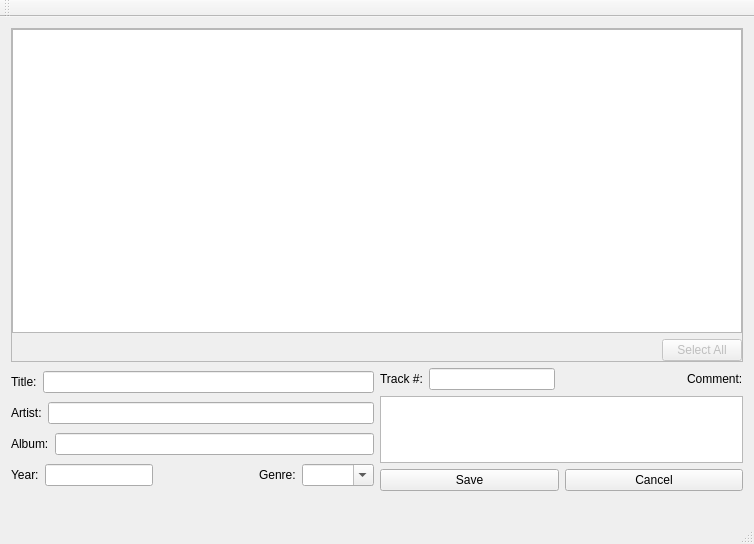
This is src/mainwindow.ui in DOOMer/qtagger as Qt 5 draws it before an edit. The edited form follows.
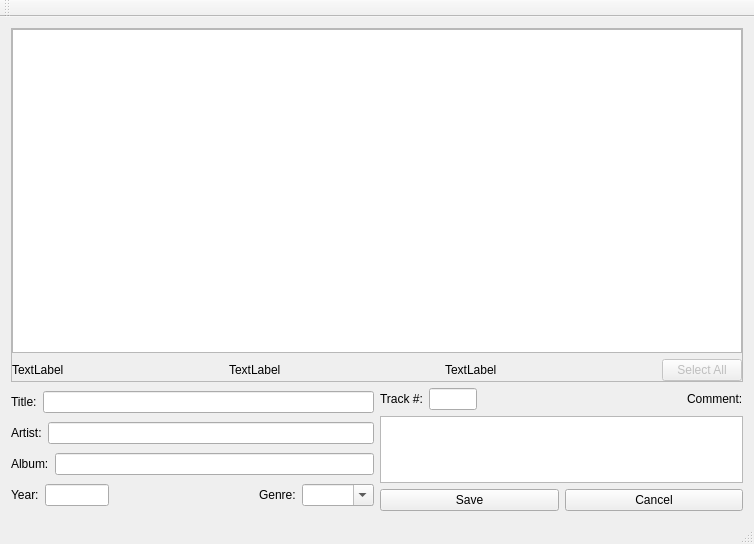
This is the edited form.

Commit message: moved bitrate/smaplerate/time labels to  ubder tracklist

```diff
--- a/src/mainwindow.ui
+++ b/src/mainwindow.ui
@@ -72,6 +72,33 @@
        </item>
        <item>
         <layout class="QHBoxLayout" name="horizontalLayout_9">
+         <item>
+          <widget class="QLabel" name="labBitrate">
+           <property name="text">
+            <string>TextLabel</string>
+           </property>
+          </widget>
+         </item>
+         <item>
+          <spacer name="horizontalSpacer_4">
+           <property name="orientation">
+            <enum>Qt::Horizontal</enum>
+           </property>
+           <property name="sizeHint" stdset="0">
+            <size>
+             <width>40</width>
+             <height>20</height>
+            </size>
+           </property>
+          </spacer>
+         </item>
+         <item>
+          <widget class="QLabel" name="labSampleRate">
+           <property name="text">
+            <string>TextLabel</string>
+           </property>
+          </widget>
+         </item>
          <item>
           <spacer name="horizontalSpacer">
            <property name="orientation">
@@ -85,6 +112,26 @@
            </property>
           </spacer>
          </item>
+         <item>
+          <widget class="QLabel" name="labTime">
+           <property name="text">
+            <string>TextLabel</string>
+           </property>
+          </widget>
+         </item>
+         <item>
+          <spacer name="horizontalSpacer_5">
+           <property name="orientation">
+            <enum>Qt::Horizontal</enum>
+           </property>
+           <property name="sizeHint" stdset="0">
+            <size>
+             <width>40</width>
+             <height>20</height>
+            </size>
+           </property>
+          </spacer>
+         </item>
          <item>
           <widget class="QPushButton" name="butSelect">
            <property name="enabled">
@@ -171,6 +218,12 @@
             </item>
             <item>
              <widget class="QLineEdit" name="editYear">
+              <property name="maximumSize">
+               <size>
+                <width>64</width>
+                <height>16777215</height>
+               </size>
+              </property>
               <property name="maxLength">
                <number>4</number>
               </property>
@@ -226,6 +279,18 @@
             </item>
             <item>
              <widget class="QLineEdit" name="editTrackNum">
+              <property name="sizePolicy">
+               <sizepolicy hsizetype="Expanding" vsizetype="Fixed">
+                <horstretch>0</horstretch>
+                <verstretch>0</verstretch>
+               </sizepolicy>
+              </property>
+              <property name="maximumSize">
+               <size>
+                <width>48</width>
+                <height>16777215</height>
+               </size>
+              </property>
               <property name="maxLength">
                <number>3</number>
               </property>
@@ -294,31 +359,6 @@
         </item>
        </layout>
       </item>
-      <item>
-       <layout class="QHBoxLayout" name="horizontalLayout_8">
-        <item>
-         <widget class="QLabel" name="labTime">
-          <property name="text">
-           <string/>
-          </property>
-         </widget>
-        </item>
-        <item>
-         <widget class="QLabel" name="labBitrate">
-          <property name="text">
-           <string/>
-          </property>
-         </widget>
-        </item>
-        <item>
-         <widget class="QLabel" name="labSampleRate">
-          <property name="text">
-           <string/>
-          </property>
-         </widget>
-        </item>
-       </layout>
-      </item>
      </layout>
     </item>
    </layout>
```
